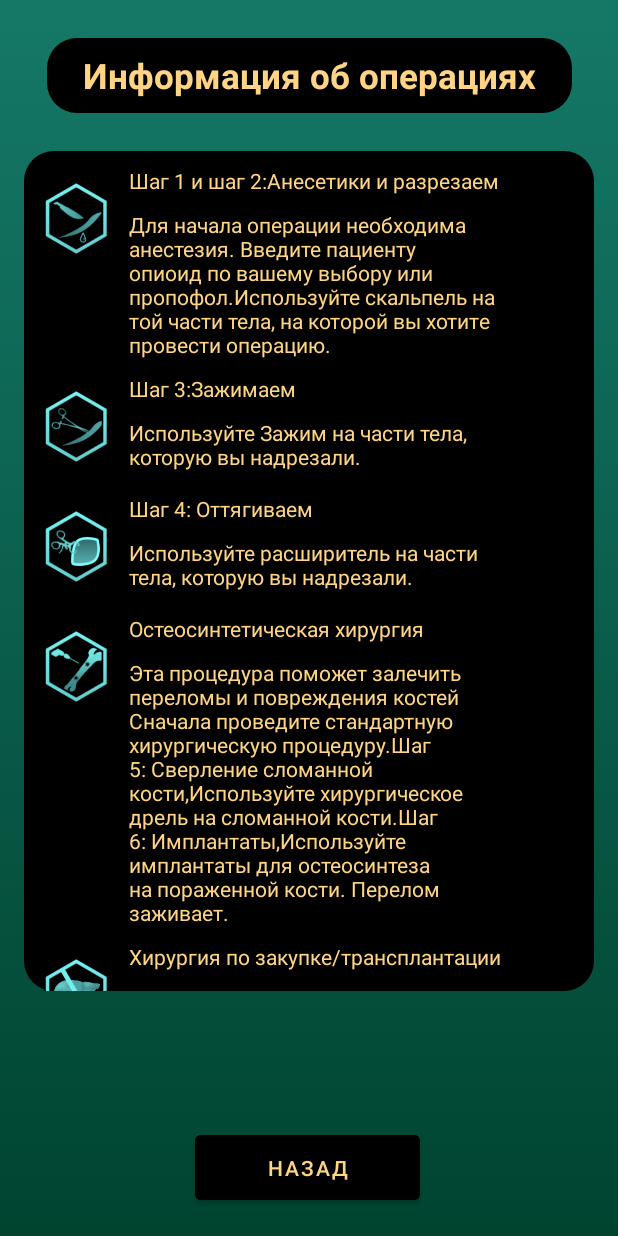
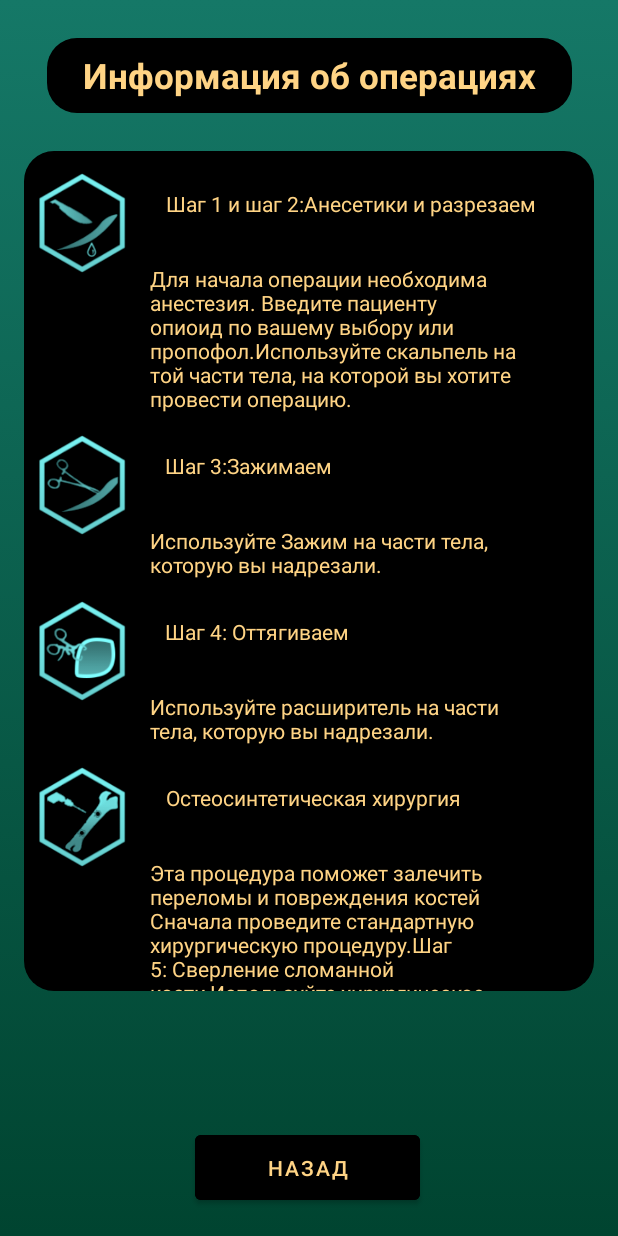
Before and after one commit to Danzi2042/Neurotrauma, an Android app: the OperationInfo screen opened directly, with no data from a screen before it, on a phone screen of 412 x 824 dp. Run offline under Robolectric (Android 15) with nearby library versions, the phone set to English and light mode, and no system bars.

Commit message:
First commit

```diff
--- a/app/build.gradle
+++ b/app/build.gradle
@@ -10,8 +10,8 @@ android {
         applicationId "com.example.neurotrauma"
         minSdk 24
         targetSdk 33
-        versionCode 1
-        versionName "1.0"
+        versionCode 3
+        versionName "1.0.2"
 
         testInstrumentationRunner "androidx.test.runner.AndroidJUnitRunner"
     }
--- a/app/src/main/java/com/example/neurotrauma/OperationInfo.java
+++ b/app/src/main/java/com/example/neurotrauma/OperationInfo.java
@@ -40,7 +40,7 @@ public class OperationInfo extends AppCompatActivity {
 
     // метод setInitialData() устанавливает начальный набор данных (а именно изображения из папки res/drawables)
     private void setInitialData() {
-        // добавление в контейнер animals объектов сущности Animal
+        // добавление в контейнер animals объектов сущности
         operations.add( new Operation("Шаг 1 и шаг 2:Aнесетики и разрезаем", "Для начала операции необходима анестезия. Введите пациенту опиоид по вашему выбору или пропофол.Используйте скальпель на той части тела, на которой вы хотите провести операцию.",
                 R.drawable.incision));
         operations.add( new Operation("Шаг 3:Зажимаем", "Используйте Зажим на части тела, которую вы надрезали.",
@@ -49,11 +49,11 @@ public class OperationInfo extends AppCompatActivity {
                 R.drawable.prolonging));
         operations.add( new Operation("Остеосинтетическая хирургия", "Эта процедура поможет залечить переломы и повреждения костей Сначала проведите стандартную хирургическую процедуру.Шаг 5: Сверление сломанной кости,Используйте хирургическое дрель на сломанной кости.Шаг 6: Имплантаты,Используйте имплантаты для остеосинтеза на пораженной кости. Перелом заживает.",
                 R.drawable.bone_drilling));
-        operations.add( new Operation("Хирургия по закупке/трансплантации органов", "Эта процедура позволит извлечь органы из еще живых людей и по желанию пересадить новый орган.Сначала проведите стандартную операцию на туловище.Шаг 5: Вырезаем это Используйте один из специализированных скальпелей для извлечения органов на туловище. Вы должны получить орган(ы) пациента. Если повреждение органа было слишком большим, орган(ы) будет(ут) уничтожен(ы).Шаг 6 (необязательный): Пересадка Поместите заменяемый орган внутрь пациента.ПРЕДУПРЕЖДЕНИЕ: Если при выполнении этого шага пациент не находится под иммуносупрессией, орган может отторгнуться и не функционировать! Если вы планируете пересадить орган, сначала введите иммунодепрессант и следите за иммунитетом пациента с помощью гематологического анализатора.",
+        operations.add( new Operation("Хирургия по\n закупке/трансплантации органов", "Эта процедура позволит извлечь органы из еще живых людей и по желанию пересадить новый орган.Сначала проведите стандартную операцию на туловище.Шаг 5: Вырезаем это Используйте один из специализированных скальпелей для извлечения органов на туловище. Вы должны получить орган(ы) пациента. Если повреждение органа было слишком большим, орган(ы) будет(ут) уничтожен(ы).Шаг 6 (необязательный): Пересадка Поместите заменяемый орган внутрь пациента.ПРЕДУПРЕЖДЕНИЕ: Если при выполнении этого шага пациент не находится под иммуносупрессией, орган может отторгнуться и не функционировать! Если вы планируете пересадить орган, сначала введите иммунодепрессант и следите за иммунитетом пациента с помощью гематологического анализатора.",
                 R.drawable.organ_transplantation));
-        operations.add( new Operation("Ампутация / операция по прикреплению конечности", "В ходе этой процедуры ампутируется одна из конечностей пациента.Сначала выполните стандартную операцию на конечности, которую вы хотите ампутировать.Шаг 5: Распиливание кости Используйте хирургическую пилу на пораженной конечности. Окончание операции сейчас приведет к ампутации конечности.Шаг 6 (необязательный): Прикрепление конечности Используйте отрезанную конечность на распиленной кости. Ампутация должна быть восстановлена.",
+        operations.add( new Operation("Ампутация / операция по \n прикреплению конечности", "В ходе этой процедуры ампутируется одна из конечностей пациента.Сначала выполните стандартную операцию на конечности, которую вы хотите ампутировать.Шаг 5: Распиливание кости Используйте хирургическую пилу на пораженной конечности. Окончание операции сейчас приведет к ампутации конечности.Шаг 6 (необязательный): Прикрепление конечности Используйте отрезанную конечность на распиленной кости. Ампутация должна быть восстановлена.",
                 R.drawable.bone_sawing));
-        operations.add( new Operation("Операция по декомпрессии сердечника", "Эта процедура лечит смерть костей. Лучше всего сначала пересадить пациенту свежую почку, чтобы смерть костей не вернулась после операции. Чтобы успешно обратить вспять смерть костей, вам потребуется провести остеосинтетическую операцию на каждом участке тела за относительно небольшой промежуток времени. Возвращение мертвых костей к жизни - не малый подвиг. Вам следует взять с собой дополнительные имплантаты для остеосинтеза на случай, если что-то пойдет не так.",
+        operations.add( new Operation("Операция по \n декомпрессии сердечника", "Эта процедура лечит смерть костей. Лучше всего сначала пересадить пациенту свежую почку, чтобы смерть костей не вернулась после операции. Чтобы успешно обратить вспять смерть костей, вам потребуется провести остеосинтетическую операцию на каждом участке тела за относительно небольшой промежуток времени. Возвращение мертвых костей к жизни - не малый подвиг. Вам следует взять с собой дополнительные имплантаты для остеосинтеза на случай, если что-то пойдет не так.",
                 R.drawable.organ_transplantation));
         operations.add( new Operation("Удаление глаза", "1 Дать анестетики (или вырубить человека) 2 Используйте расширитель 3 Использовать глазной скальпель.",
                 R.drawable.eye));
--- a/app/src/main/java/com/example/neurotrauma/firstAidItem.java
+++ b/app/src/main/java/com/example/neurotrauma/firstAidItem.java
@@ -47,7 +47,7 @@ public class firstAidItem extends AppCompatActivity {
                 R.drawable.medical_stent));
         operations.add( new Operation("Шовный материалы", "Производится в Медицинский фабрикатор, Используется для лечения Открытые раны, кровотечения, прекращение операций, Важность Существенные.",
                 R.drawable.suture_material));
-        operations.add( new Operation("Бинт, эластичный бинт, антибиотический клей", "Производится в Медицинский фабрикатор, Используется для лечения Открытые раны, ожоги, предотвращает инфекцию; повязка и пластилин стабилизируют вывихи и переломы для последующего лечения, Важность Существенные.",
+        operations.add( new Operation("Бинт, эластичный бинт\n антибиотический клей", "Производится в Медицинский фабрикатор, Используется для лечения Открытые раны, ожоги, предотвращает инфекцию; повязка и пластилин стабилизируют вывихи и переломы для последующего лечения, Важность Существенные.",
                 R.drawable.bandage));
         operations.add( new Operation("Пакет крови", "Производится в Использование пустых пакетов для крови у пациентов, Используется для лечения Кровопотеря, Важность Существенные.",
                 R.drawable.blood_bag));
@@ -77,7 +77,7 @@ public class firstAidItem extends AppCompatActivity {
                 R.drawable.wheelchair));
         operations.add( new Operation("Игла", "Производится в Медицинский фабрикатор, Используется для лечения Пневмоторакс. Это только мера первой помощи, Важность Важно.",
                 R.drawable.spine));
-        operations.add( new Operation("Гематологический анализатор и пустая карта донора", "Производится в Изготовитель, Используется для Определение группы крови и анализ крови, Важность Неважен.",
+        operations.add( new Operation("Гематологический анализатор и \n пустая карта донора", "Производится в Изготовитель, Используется для Определение группы крови и анализ крови, Важность Неважен.",
                 R.drawable.hematological_analyzer));
         operations.add( new Operation("Травматологические ножницы", "Производится в Изготовитель, Используется для Снятие повязок и гипсов, Важность Важно.",
                 R.drawable.traumashears));
@@ -85,7 +85,7 @@ public class firstAidItem extends AppCompatActivity {
                 R.drawable.antiseptic_spray));
         operations.add( new Operation("Корректирующие очки", "Немного помогает со зрением (снимает нечеткость зрения) Занимает слот для головы.",
                 R.drawable.glasses));
-        operations.add( new Operation("Усовершенствованное устройство для извлечения глазного яблока", "Ударьте им ползуна, мудраптора или молотоголава, чтобы получить его глаза Попадите в любого хаска или заражённых монстров, чтобы получить глаза хаска. Не может быть использован на людях или мертвых существах Ломается после 1 использования Очень сложный в использовании.",
+        operations.add( new Operation("Усовершенствованное устройство \nдля извлечения глазного яблока", "Ударьте им ползуна, мудраптора или молотоголава, чтобы получить его глаза Попадите в любого хаска или заражённых монстров, чтобы получить глаза хаска. Не может быть использован на людях или мертвых существах Ломается после 1 использования Очень сложный в использовании.",
                 R.drawable.spoon));
     }
     private View.OnClickListener listener = new View.OnClickListener() {
--- a/app/src/main/java/com/example/neurotrauma/heart.java
+++ b/app/src/main/java/com/example/neurotrauma/heart.java
@@ -50,7 +50,7 @@ public class heart extends AppCompatActivity {
                 R.drawable.cardiac_tamponade));
         operations.add( new Operation("Тремор", "Первая помощь Отсутствует, Лечение основных причин, Прогноз Выживают, Вызвано алкалоз.",
                 R.drawable.tremor));
-        operations.add( new Operation("Тахикардия / Увеличение частоты сердечных сокращений", "Первая помощь Отсутствует, Лечение основных причин, Прогноз Выживают, потенциально выгодно, Вызвано Сепсис, пневмоторакс, кровопотеря, гипотония, ацидоз, Вызывает Гипертония, счетчики гипоксемии.",
+        operations.add( new Operation("Тахикардия / Увеличение частоты \nсердечных сокращений", "Первая помощь Отсутствует, Лечение основных причин, Прогноз Выживают, потенциально выгодно, Вызвано Сепсис, пневмоторакс, кровопотеря, гипотония, ацидоз, Вызывает Гипертония, счетчики гипоксемии.",
                 R.drawable.tremor));
     }
     private View.OnClickListener listener = new View.OnClickListener() {
--- a/app/src/main/java/com/example/neurotrauma/itemForSurgery.java
+++ b/app/src/main/java/com/example/neurotrauma/itemForSurgery.java
@@ -63,7 +63,7 @@ public class itemForSurgery extends AppCompatActivity {
                 R.drawable.implants));
         operations.add( new Operation("Имплантаты спинного мозга", "Производится в Изготовителе, Используется для лечения Паралич. Требуется хирургическое вмешательство., Важность Неважен.",
                 R.drawable.tremor));
-        operations.add( new Operation("Эндоваскулярные баллоны и медицинские стенты", "Производится в Медицинский фабрикаторе, Используется для лечения Разрыв аорты. Расширитель не требуется, Важность Важно.",
+        operations.add( new Operation("Эндоваскулярные баллоны и\n медицинские стенты", "Производится в Медицинский фабрикаторе, Используется для лечения Разрыв аорты. Расширитель не требуется, Важность Важно.",
                 R.drawable.medical_stent));
         operations.add( new Operation("Холодильные контейнеры", "Производится в Изготовителе, Используется для Хранение органов и конечностей, Важность Очень важно.",
                 R.drawable.refrigerated_container));
--- a/app/src/main/res/layout/list_item.xml
+++ b/app/src/main/res/layout/list_item.xml
@@ -2,15 +2,15 @@
 <androidx.constraintlayout.widget.ConstraintLayout xmlns:android="http://schemas.android.com/apk/res/android"
     xmlns:app="http://schemas.android.com/apk/res-auto"
     xmlns:tools="http://schemas.android.com/tools"
-    android:layout_width="320dp"
+    android:layout_width="350dp"
     android:layout_height="wrap_content">
 
     <ImageView
         android:id="@+id/operationResource"
-        android:layout_width="50dp"
-        android:layout_height="70dp"
-        android:layout_marginLeft="10dp"
-        android:layout_marginTop="10dp"
+        android:layout_width="70dp"
+        android:layout_height="80dp"
+        android:layout_marginStart="4dp"
+        android:layout_marginTop="8dp"
         app:layout_constraintStart_toStartOf="parent"
         app:layout_constraintTop_toTopOf="parent"
         tools:srcCompat="@tools:sample/avatars" />
@@ -18,10 +18,12 @@
     <TextView
         android:id="@+id/name"
         android:layout_width="wrap_content"
-        android:layout_height="wrap_content"
-        android:layout_marginLeft="10dp"
-        android:layout_marginTop="10dp"
+        android:layout_height="40dp"
+        android:layout_marginLeft="20dp"
+        android:layout_marginTop="15dp"
         android:text="Название"
+        android:textSize="14dp"
+        android:gravity="center"
         android:textColor="#FFD485"
         app:layout_constraintRight_toRightOf="parent"
         app:layout_constraintStart_toEndOf="@+id/operationResource"
@@ -32,7 +34,7 @@
         android:layout_width="250dp"
         android:layout_height="wrap_content"
         android:layout_marginLeft="10dp"
-        android:layout_marginTop="10dp"
+        android:layout_marginTop="20dp"
         android:text="Описание"
         android:textColor="#FFD485"
         app:layout_constraintStart_toEndOf="@+id/operationResource"
```
Also changed, not shown: 2 other files.
